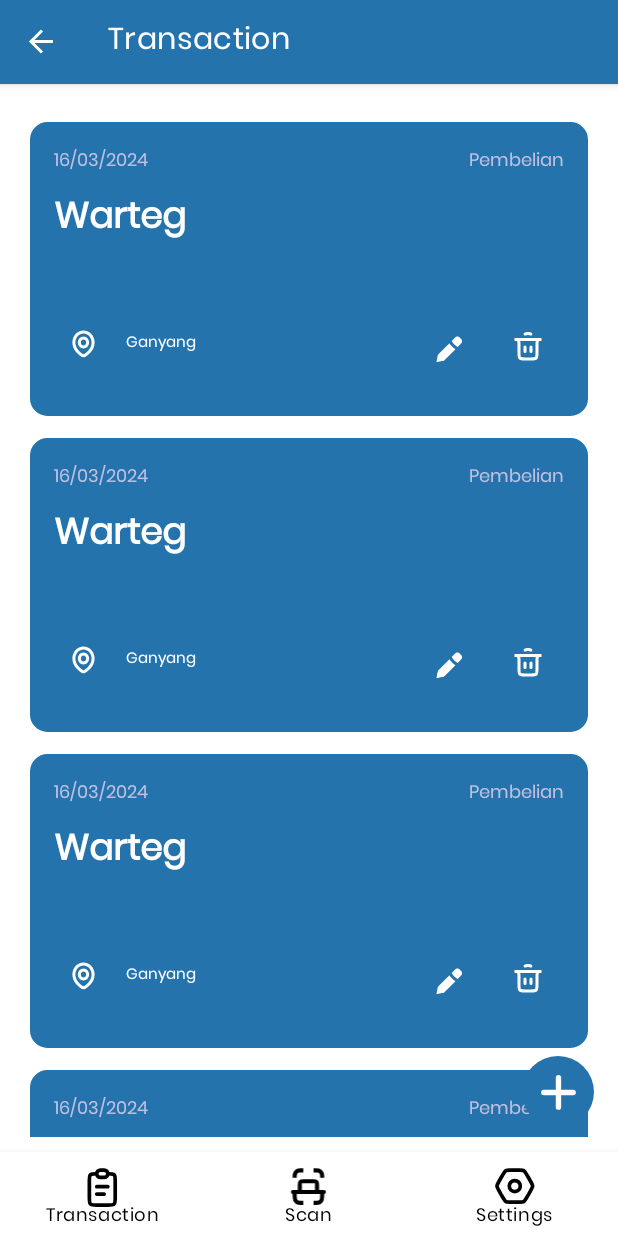
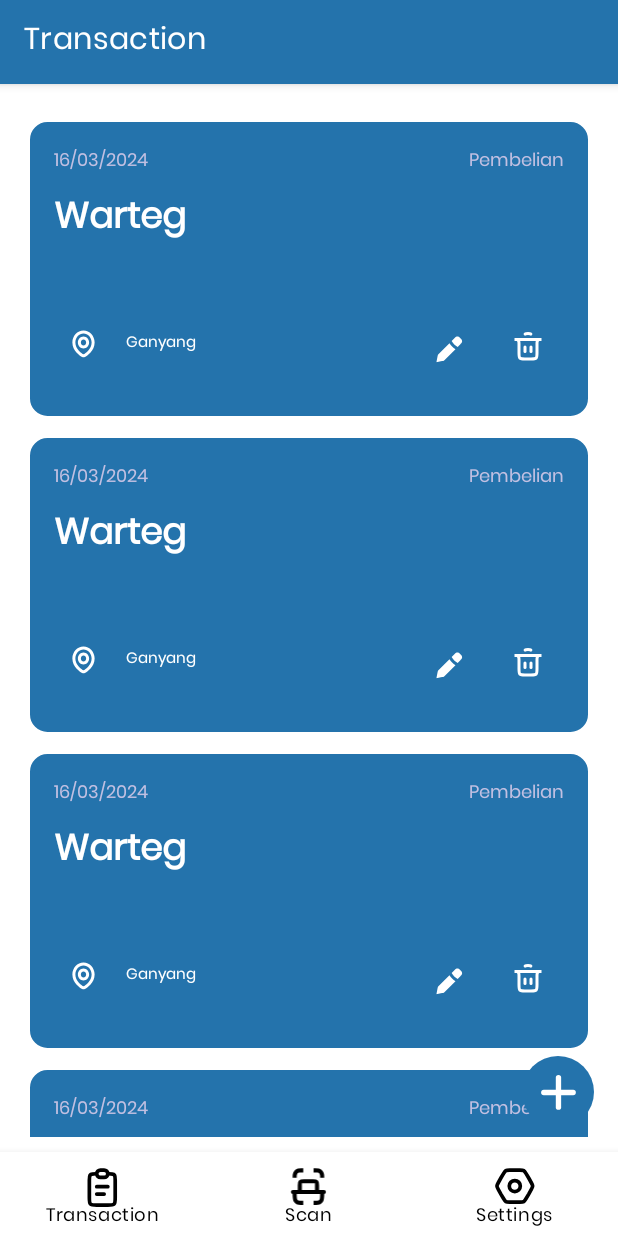
Before and after one commit to febryanarota/-IF3210-2024-Android-VBD, an Android app: the MainActivity screen opened directly, with no data from a screen before it, on a phone screen of 412 x 824 dp. Run offline under Robolectric (Android 15) with nearby library versions, the phone set to English and light mode, and no system bars; our stand-ins replace Room's generated code, navigation-ui; 4 statements that could not run were skipped.

Commit message:
fix: nav

```diff
--- a/app/src/main/java/com/example/bondoman/activities/MainActivity.kt
+++ b/app/src/main/java/com/example/bondoman/activities/MainActivity.kt
@@ -43,7 +43,7 @@ class MainActivity : AppCompatActivity() {
         // menu should be considered as top level destinations.
         val appBarConfiguration = AppBarConfiguration(
             setOf(
-                R.id.navigation_home, R.id.navigation_scan, R.id.navigation_notifications
+                R.id.navigation_transaction, R.id.navigation_scan, R.id.navigation_notifications
             )
         )
         setupActionBarWithNavController(navController, appBarConfiguration)
--- a/app/src/main/res/menu/bottom_nav_menu.xml
+++ b/app/src/main/res/menu/bottom_nav_menu.xml
@@ -2,7 +2,7 @@
 <menu xmlns:android="http://schemas.android.com/apk/res/android">
 
     <item
-        android:id="@+id/navigation_home"
+        android:id="@+id/navigation_transaction"
         android:icon="@drawable/transaction"
         android:title="@string/title_transaction" />
 
```
Also changed, not shown: app/src/main/java/com/example/bondoman/adapter/TransactionAdapter.kt (+6 -1 lines).
